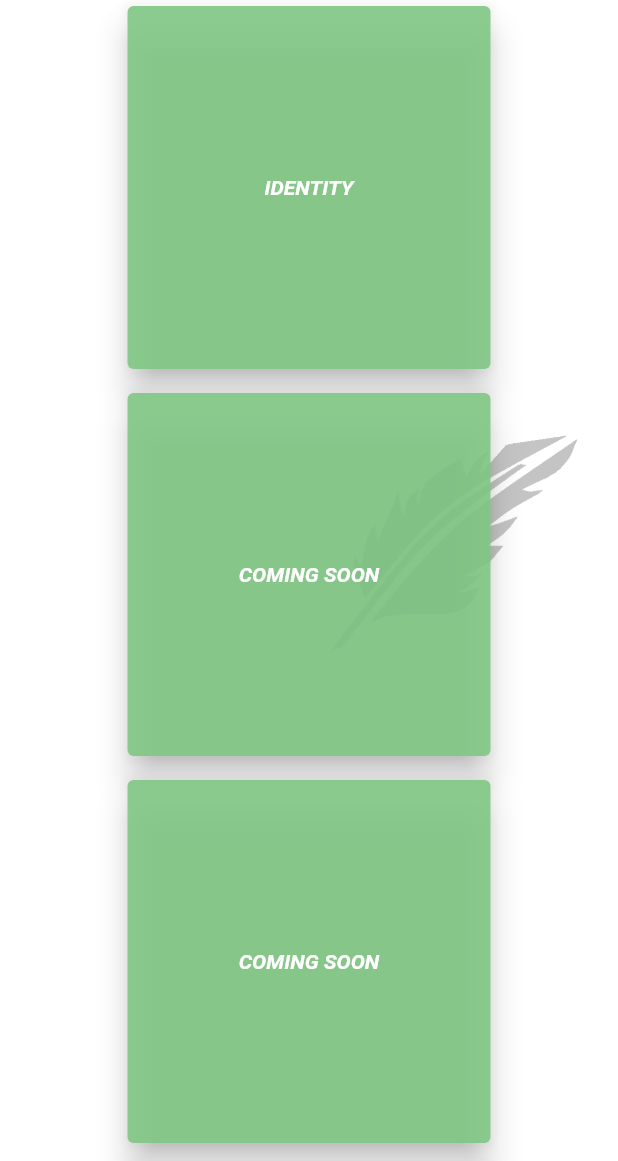
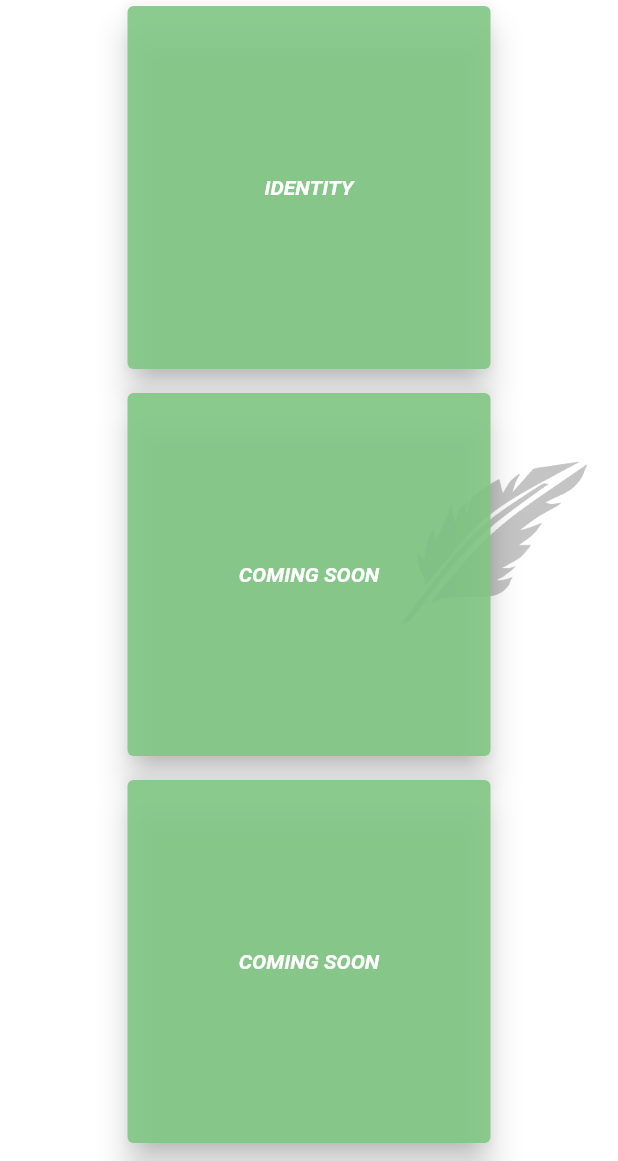
Before and after one commit to coldfiction/coldfiction_develop.github.io, a Flutter app: the screen it shows after launch, scrolled down 824 dp, on a phone screen of 412 x 824 dp, the part 75-1236 px from its top. Run offline on Flutter 3.47's test engine with Material 2 defaults, Android fonts, the phone set to English and light mode, and no system bars.

Commit message:
Added some comments

```diff
--- a/lib/widgets/StoriesHolder/stories_holder.dart
+++ b/lib/widgets/StoriesHolder/stories_holder.dart
@@ -7,26 +7,29 @@ import '';
 class StoriesHolder extends StatelessWidget {
   @override
   Widget build(BuildContext context) {
-    return Stack(
+    return Stack(//Setting the quill image to be the background of our wrap widget
       children: [
         Container(
             color: Colors.white,
             height: MediaQuery.of(context).size.height,
             width: MediaQuery.of(context).size.width,
+            padding: const EdgeInsets.only(left: 100),
+            //The grey quill background image
             child: Image(image: AssetImage("assets/background_image.png"))),
         Container(
           height: MediaQuery.of(context).size.height,
           width: MediaQuery.of(context).size.width,
           color: Colors.transparent,
           padding: const EdgeInsets.all(50),
-        child: Wrap(
+          child: Wrap(// start of the wrap widget
             children: _cards(context),
             spacing: 8,
             runSpacing: 8,
             direction: Axis.horizontal,
             alignment: WrapAlignment.center,
           ),
-      )],
+        )
+      ],
     );
   }
 
```
Lines whose indentation alone changed are shown as unchanged.
